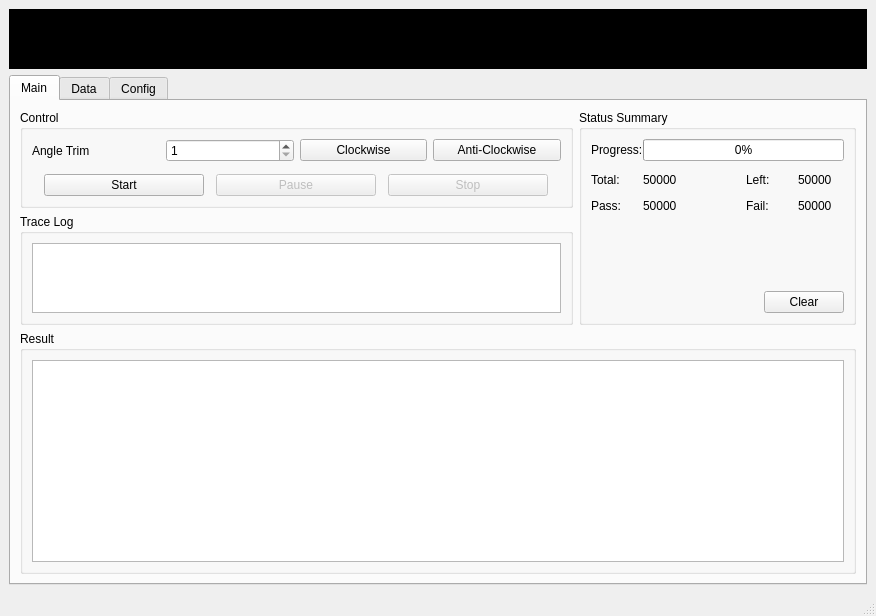
This is ui/mainwindow.ui in hmj6639/dz as Qt 5 draws it before an edit. The edited form follows.
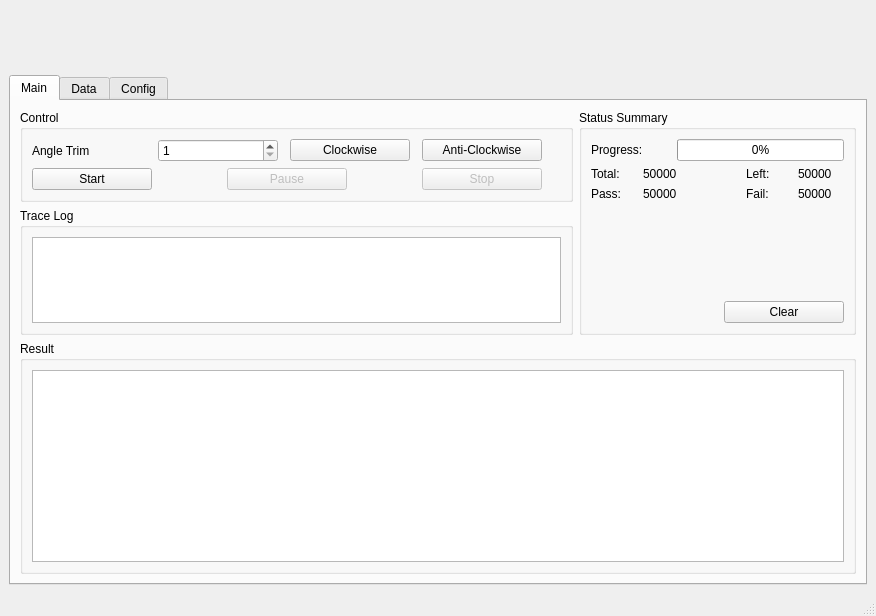
This is the edited form. Icons and pictures are not drawn.

```diff
--- a/ui/mainwindow.ui
+++ b/ui/mainwindow.ui
@@ -24,7 +24,7 @@
        </size>
       </property>
       <property name="styleSheet">
-       <string notr="true">background-color: black</string>
+       <string notr="true"/>
       </property>
       <layout class="QHBoxLayout" name="horizontalLayout_6" stretch="1,1,2,2">
        <item>
@@ -90,7 +90,7 @@
        <item>
         <widget class="QLabel" name="label_9">
          <property name="text">
-          <string>TextLabel</string>
+          <string/>
          </property>
          <property name="alignment">
           <set>Qt::AlignRight|Qt::AlignTrailing|Qt::AlignVCenter</set>
@@ -109,9 +109,9 @@
        <attribute name="title">
         <string>Main</string>
        </attribute>
-       <layout class="QGridLayout" name="gridLayout_4" rowstretch="1,2" columnstretch="2,1">
+       <layout class="QGridLayout" name="gridLayout_4" rowstretch="1,0" columnstretch="2,1">
         <item row="0" column="0">
-         <layout class="QVBoxLayout" name="verticalLayout_2">
+         <layout class="QVBoxLayout" name="verticalLayout_2" stretch="1,0">
           <item>
            <widget class="QGroupBox" name="groupBox_3">
             <property name="title">
@@ -119,53 +119,65 @@
             </property>
             <layout class="QGridLayout" name="gridLayout_3">
              <property name="verticalSpacing">
-              <number>12</number>
+              <number>6</number>
              </property>
-             <item row="0" column="1">
-              <widget class="QSpinBox" name="trim">
-               <property name="sizePolicy">
-                <sizepolicy hsizetype="Preferred" vsizetype="Preferred">
-                 <horstretch>0</horstretch>
-                 <verstretch>0</verstretch>
-                </sizepolicy>
+             <item row="0" column="5">
+              <widget class="QPushButton" name="Go">
+               <property name="minimumSize">
+                <size>
+                 <width>120</width>
+                 <height>0</height>
+                </size>
                </property>
-               <property name="minimum">
-                <number>1</number>
+               <property name="maximumSize">
+                <size>
+                 <width>16777215</width>
+                 <height>16777215</height>
+                </size>
                </property>
-               <property name="maximum">
-                <number>359</number>
+               <property name="text">
+                <string>Anti-Clockwise</string>
                </property>
               </widget>
              </item>
-             <item row="0" column="0">
-              <widget class="QLabel" name="label_6">
-               <property name="toolTip">
-                <string>0~359</string>
+             <item row="0" column="3">
+              <widget class="QPushButton" name="btnAdClockwise">
+               <property name="minimumSize">
+                <size>
+                 <width>120</width>
+                 <height>0</height>
+                </size>
                </property>
+               <property name="maximumSize">
+                <size>
+                 <width>16777215</width>
+                 <height>16777215</height>
+                </size>
+               </property>
                <property name="text">
-                <string>Angle Trim</string>
+                <string>Clockwise</string>
                </property>
               </widget>
              </item>
-             <item row="1" column="0" colspan="4">
+             <item row="2" column="0" colspan="6">
               <layout class="QHBoxLayout" name="horizontalLayout_4">
                <item>
                 <widget class="QPushButton" name="start">
                  <property name="sizePolicy">
-                  <sizepolicy hsizetype="Preferred" vsizetype="Preferred">
+                  <sizepolicy hsizetype="Minimum" vsizetype="Fixed">
                    <horstretch>0</horstretch>
                    <verstretch>0</verstretch>
                   </sizepolicy>
                  </property>
                  <property name="minimumSize">
                   <size>
-                   <width>0</width>
+                   <width>120</width>
                    <height>0</height>
                   </size>
                  </property>
                  <property name="maximumSize">
                   <size>
-                   <width>160</width>
+                   <width>16777215</width>
                    <height>16777215</height>
                   </size>
                  </property>
@@ -174,26 +186,39 @@
                  </property>
                 </widget>
                </item>
+               <item>
+                <spacer name="horizontalSpacer_2">
+                 <property name="orientation">
+                  <enum>Qt::Horizontal</enum>
+                 </property>
+                 <property name="sizeHint" stdset="0">
+                  <size>
+                   <width>40</width>
+                   <height>20</height>
+                  </size>
+                 </property>
+                </spacer>
+               </item>
                <item>
                 <widget class="QPushButton" name="pause">
                  <property name="enabled">
                   <bool>false</bool>
                  </property>
                  <property name="sizePolicy">
-                  <sizepolicy hsizetype="Preferred" vsizetype="Preferred">
+                  <sizepolicy hsizetype="Minimum" vsizetype="Fixed">
                    <horstretch>0</horstretch>
                    <verstretch>0</verstretch>
                   </sizepolicy>
                  </property>
                  <property name="minimumSize">
                   <size>
-                   <width>0</width>
+                   <width>120</width>
                    <height>0</height>
                   </size>
                  </property>
                  <property name="maximumSize">
                   <size>
-                   <width>160</width>
+                   <width>16777215</width>
                    <height>16777215</height>
                   </size>
                  </property>
@@ -202,26 +227,39 @@
                  </property>
                 </widget>
                </item>
+               <item>
+                <spacer name="horizontalSpacer_7">
+                 <property name="orientation">
+                  <enum>Qt::Horizontal</enum>
+                 </property>
+                 <property name="sizeHint" stdset="0">
+                  <size>
+                   <width>40</width>
+                   <height>20</height>
+                  </size>
+                 </property>
+                </spacer>
+               </item>
                <item>
                 <widget class="QPushButton" name="reset">
                  <property name="enabled">
                   <bool>false</bool>
                  </property>
                  <property name="sizePolicy">
-                  <sizepolicy hsizetype="Preferred" vsizetype="Preferred">
+                  <sizepolicy hsizetype="Minimum" vsizetype="Fixed">
                    <horstretch>0</horstretch>
                    <verstretch>0</verstretch>
                   </sizepolicy>
                  </property>
                  <property name="minimumSize">
                   <size>
-                   <width>0</width>
+                   <width>120</width>
                    <height>0</height>
                   </size>
                  </property>
                  <property name="maximumSize">
                   <size>
-                   <width>160</width>
+                   <width>16777215</width>
                    <height>16777215</height>
                   </size>
                  </property>
@@ -232,43 +270,88 @@
                </item>
               </layout>
              </item>
-             <item row="0" column="3">
-              <widget class="QPushButton" name="Go">
-               <property name="maximumSize">
+             <item row="0" column="0">
+              <widget class="QLabel" name="label_6">
+               <property name="minimumSize">
                 <size>
-                 <width>160</width>
-                 <height>16777215</height>
+                 <width>120</width>
+                 <height>0</height>
                 </size>
                </property>
                <property name="text">
-                <string>Anti-Clockwise</string>
+                <string>Angle Trim</string>
                </property>
               </widget>
              </item>
-             <item row="0" column="2">
-              <widget class="QPushButton" name="btnAdClockwise">
-               <property name="maximumSize">
+             <item row="0" column="1">
+              <widget class="QSpinBox" name="trim">
+               <property name="sizePolicy">
+                <sizepolicy hsizetype="Preferred" vsizetype="Preferred">
+                 <horstretch>0</horstretch>
+                 <verstretch>0</verstretch>
+                </sizepolicy>
+               </property>
+               <property name="minimumSize">
                 <size>
-                 <width>160</width>
-                 <height>16777215</height>
+                 <width>120</width>
+                 <height>0</height>
                 </size>
                </property>
-               <property name="text">
-                <string>Clockwise</string>
+               <property name="minimum">
+                <number>1</number>
                </property>
               </widget>
              </item>
+             <item row="0" column="6">
+              <spacer name="horizontalSpacer_10">
+               <property name="orientation">
+                <enum>Qt::Horizontal</enum>
+               </property>
+               <property name="sizeHint" stdset="0">
+                <size>
+                 <width>40</width>
+                 <height>20</height>
+                </size>
+               </property>
+              </spacer>
+             </item>
+             <item row="2" column="6">
+              <spacer name="horizontalSpacer_8">
+               <property name="orientation">
+                <enum>Qt::Horizontal</enum>
+               </property>
+               <property name="sizeHint" stdset="0">
+                <size>
+                 <width>40</width>
+                 <height>20</height>
+                </size>
+               </property>
+              </spacer>
+             </item>
             </layout>
            </widget>
           </item>
           <item>
            <widget class="QGroupBox" name="groupBox_6">
+            <property name="sizePolicy">
+             <sizepolicy hsizetype="Preferred" vsizetype="Expanding">
+              <horstretch>0</horstretch>
+              <verstretch>0</verstretch>
+             </sizepolicy>
+            </property>
             <property name="title">
              <string>Trace Log</string>
             </property>
             <layout class="QGridLayout" name="gridLayout_6">
              <item row="0" column="0">
-              <widget class="QPlainTextEdit" name="plainTextEdit"/>
+              <widget class="QPlainTextEdit" name="plainTextEdit">
+               <property name="minimumSize">
+                <size>
+                 <width>0</width>
+                 <height>60</height>
+                </size>
+               </property>
+              </widget>
              </item>
             </layout>
            </widget>
@@ -281,8 +364,11 @@
            <string>Status Summary</string>
           </property>
           <layout class="QGridLayout" name="gridLayout_2">
+           <property name="topMargin">
+            <number>9</number>
+           </property>
            <property name="verticalSpacing">
-            <number>12</number>
+            <number>6</number>
            </property>
            <item row="2" column="4">
             <widget class="QLabel" name="lblFailNbr">
@@ -400,7 +486,7 @@
                </property>
                <property name="minimumSize">
                 <size>
-                 <width>0</width>
+                 <width>80</width>
                  <height>0</height>
                 </size>
                </property>
@@ -475,6 +561,12 @@
              </item>
              <item>
               <widget class="QPushButton" name="pushButton">
+               <property name="minimumSize">
+                <size>
+                 <width>120</width>
+                 <height>0</height>
+                </size>
+               </property>
                <property name="text">
                 <string>Clear</string>
                </property>
```
Left out of the diff: 34 changed lines with no effect on the pictures.
